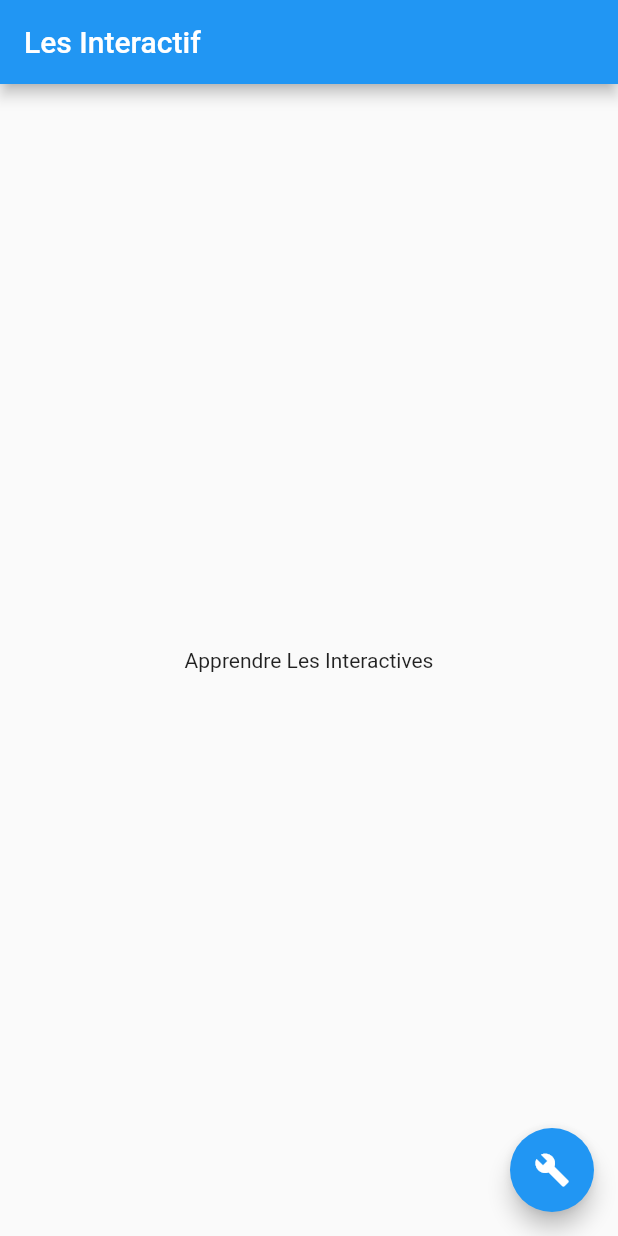
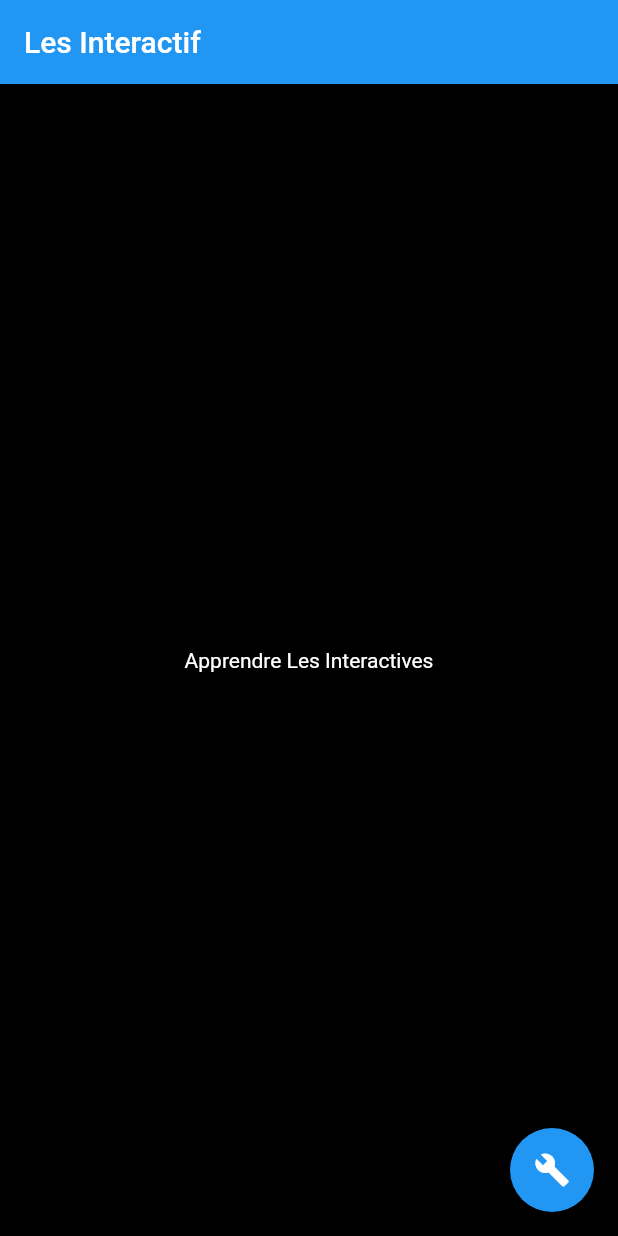
Before and after one commit to Devsaci/Passerel_Widgets_interactifs, a Flutter app: the screen it shows after launch, after a tap on the "build" icon, on a phone screen of 412 x 824 dp. Run offline on Flutter 3.47's test engine with Material 2 defaults, Android fonts, the phone set to English and light mode, and no system bars.

Commit message:
backgroundColor/TexetColor

```diff
--- a/lib/Interactive_Page.dart
+++ b/lib/Interactive_Page.dart
@@ -1,3 +1,6 @@
+import 'dart:ui';
+
+import 'package:flutter/cupertino.dart';
 import 'package:flutter/material.dart';
 
 class InteractifPage extends StatefulWidget {
@@ -9,15 +12,17 @@ class InteractifPage extends StatefulWidget {
 }
 
 class InteractifPageState extends State<InteractifPage> {
+  Color backgroundColor = Colors.white;
+  Color textColor = Colors.black;
 
-@override
+  @override
   void initState() {
     // TODO: implement initState
     super.initState();
     //Tout ce que l'on va faire pendant l'initialistion du Widget
   }
 
-@override
+  @override
   void dispose() {
     // TODO: implement dispose
     super.dispose();
@@ -27,16 +32,21 @@ class InteractifPageState extends State<InteractifPage> {
   @override
   Widget build(BuildContext context) {
     return Scaffold(
+      backgroundColor: backgroundColor,
       appBar: AppBar(
         title: Text('Les Interactif'),
       ),
       body: Center(
-        child: Text("Apprendre Les Interactives"),
+        child: Text("Apprendre Les Interactives", style: TextStyle(color: textColor),),
       ),
       floatingActionButton: FloatingActionButton(
-          onPressed: () {
-              print("Tapped");
-            },
+        onPressed: () {
+          setState(() {
+            backgroundColor = (backgroundColor == Colors.white) ? Colors.black: Colors.white;
+            textColor =(textColor == Colors.black) ? Colors.white: Colors.black;
+          });
+          print("Tapped : $backgroundColor");
+        },
         child: Icon(Icons.build),
       ),
     );
```
